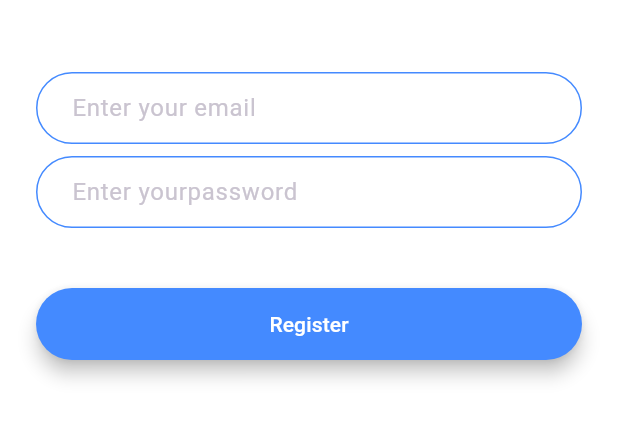
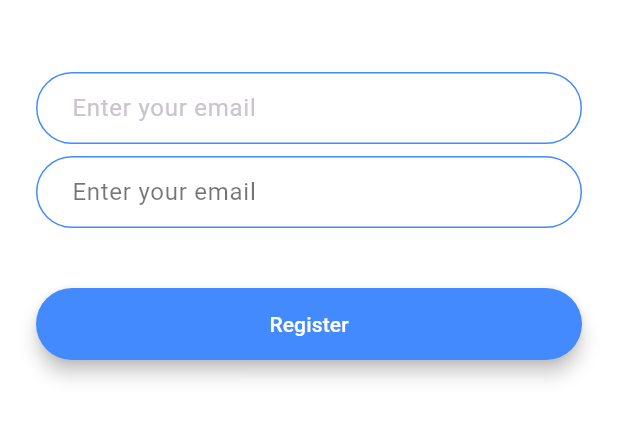
Before and after one commit to moAllElite/flash-chat-flutter, a Flutter app: the screen it shows after launch, after a tap on "Register", on a phone screen of 412 x 824 dp, the part 576-1018 px from its top. Run offline on Flutter 3.47's test engine with Material 3 defaults, Android fonts, the phone set to English and light mode, and no system bars; our stand-ins replace animated_text_kit.

Commit message:
flash-chat

```diff
--- /dev/null
+++ b/lib/components/rounded_button.dart
@@ -0,0 +1,31 @@
+import 'package:flutter/material.dart';
+
+class RoundedButton extends StatelessWidget{
+  late String title;
+  late Color color;
+  late dynamic onPressed;
+  RoundedButton({required this.title,required this.color,required this.onPressed, super.key});
+
+  @override
+  Widget build(BuildContext context) {
+    return  Padding(
+      padding: const EdgeInsets.symmetric(vertical: 16.0),
+      child: Material(
+        color: color,
+        borderRadius: BorderRadius.circular(30.0),
+        elevation: 5.0,
+        child: MaterialButton(
+          onPressed: ()  {
+               onPressed();
+            },
+          minWidth: 200.0,
+          height: 42.0,
+          child: Text(
+            title
+          ),
+        ),
+      ),
+    );
+  }
+
+}
--- a/lib/constants.dart
+++ b/lib/constants.dart
@@ -20,7 +20,28 @@ const messageContainerDecoration = BoxDecoration(
 
 
 const animateKitTextStyle = TextStyle(
-fontSize: 45,
-fontWeight: FontWeight.w900,
-color: Colors.black54,
+  fontSize: 45,
+  fontWeight: FontWeight.w900,
+  color: Colors.black54,
 );
+
+var kTextFieldDecoration = InputDecoration(
+  hintStyle: TextStyle(
+    color: Colors.black54,
+  ),
+  hintText: 'Enter your email',
+  fillColor: Colors.black54,
+  contentPadding:
+   const EdgeInsets.symmetric(vertical: 10.0, horizontal: 20.0),
+  border: OutlineInputBorder(
+    borderRadius: BorderRadius.circular(32.0),
+  ),
+  enabledBorder: OutlineInputBorder(
+    borderSide: const BorderSide(color: Colors.blueAccent, width: 1.0),
+    borderRadius: BorderRadius.circular(32.0),
+  ),
+  focusedBorder: OutlineInputBorder(
+    borderSide: const BorderSide(color: Colors.blueAccent, width: 2.0),
+    borderRadius: BorderRadius.circular(32.0),
+  ),
+);
--- a/lib/main.dart
+++ b/lib/main.dart
@@ -11,8 +11,9 @@ class _FlashChat extends StatelessWidget {
   Widget build(BuildContext context) {
     return MaterialApp(
       theme: ThemeData.dark().copyWith(
+        primaryColor: Colors.black54,
         textTheme: const TextTheme(
-          titleLarge:  TextStyle(color: Colors.black54),
+          displayMedium:  TextStyle(color: Colors.black54),
         ),
       ),
       debugShowCheckedModeBanner: false,
--- a/lib/screens/registration_screen.dart
+++ b/lib/screens/registration_screen.dart
@@ -1,3 +1,4 @@
+import 'package:chat/constants.dart';
 import 'package:flutter/cupertino.dart';
 import 'package:flutter/material.dart';
 
@@ -57,7 +58,7 @@ class RegistrationScreenState extends State<RegistrationScreen> {
               onChanged: (value) {
                 //Do something with the user input.
               },
-              decoration: InputDecoration(
+              decoration: kTextFieldDecoration, /*InputDecoration(
                 hintText: 'Enter yourpassword',
                 contentPadding:
                 const EdgeInsets.symmetric(vertical: 10.0, horizontal: 20.0),
@@ -72,7 +73,7 @@ class RegistrationScreenState extends State<RegistrationScreen> {
                   borderSide: const BorderSide(color: Colors.blueAccent, width: 2.0),
                   borderRadius: BorderRadius.circular(32.0),
                 ),
-              ),
+              ),*/
             ),
             const SizedBox(
               height: 24.0,
--- a/lib/screens/welcome_screen.dart
+++ b/lib/screens/welcome_screen.dart
@@ -1,4 +1,5 @@
 
+import 'package:chat/components/rounded_button.dart';
 import 'package:chat/screens/login_screen.dart';
 import 'package:chat/screens/registration_screen.dart';
 import 'package:flutter/material.dart';
@@ -79,41 +80,19 @@ class WelcomeScreenState extends State<WelcomeScreen> with SingleTickerProviderS
             const SizedBox(
               height: 48.0,
             ),
-              Padding(
-                padding: const EdgeInsets.symmetric(vertical: 16.0),
-                child: Material(
-                  elevation: 5.0,
+            RoundedButton(
+                title:  'Log In',
                 color: Colors.lightBlueAccent,
-                  borderRadius: BorderRadius.circular(30.0),
-                  child: MaterialButton(
-                    onPressed: () {
-                      Navigator.pushNamed(context, LoginScreen.id);
-                    },
-                    minWidth: 200.0,
-                    height: 42.0,
-                    child: const Text(
-                      'Log In',
-                    ),
-                  ),
-                ),
-              ),
-              Padding(
-                padding: const EdgeInsets.symmetric(vertical: 16.0),
-                child: Material(
-                  color: Colors.blueAccent,
-                  borderRadius: BorderRadius.circular(30.0),
-                  elevation: 5.0,
-                  child: MaterialButton(
                 onPressed: () {
                   Navigator.pushNamed(context, RegistrationScreen.id);
-                    },
-                    minWidth: 200.0,
-                    height: 42.0,
-                    child: const Text(
-                      'Register',
+                }
             ),
-                  ),
-                ),
+            RoundedButton(
+                title:'Register',
+                color: Colors.blueAccent,
+                onPressed: () {
+                  Navigator.pushNamed(context, RegistrationScreen.id);
+                }
             ),
           ],
         ),
```
Lines whose indentation alone changed are shown as unchanged.
